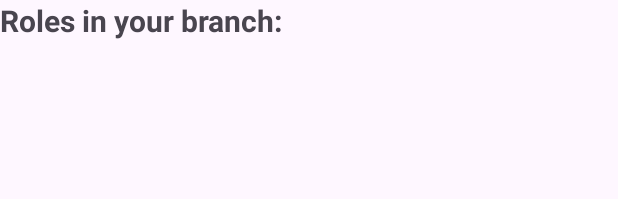
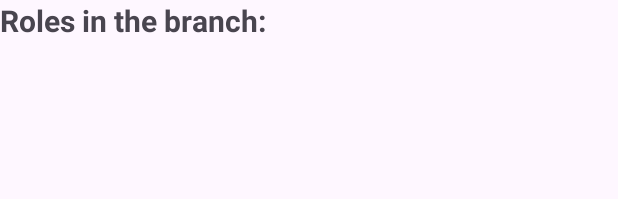
Before and after one commit to Yair5675/Business-App, an Android app: the layout fragment_branch_roles.xml on its own in the app's theme, with its tools: preview values and no code run, on a phone screen of 412 x 824 dp. Shown: the top 199 px of the screen. Run offline under Robolectric (Android 15) with nearby library versions, the light colour scheme and no system bars.

Commit message:
Changed the subtitle in the roles fragment of the branch activity from "Roles in your branch" to "Roles in the branch". This change was made because not everyone viewing the roles is a manager, so saying "your branch" is not suitable for everyone

```diff
--- a/app/src/main/res/values/strings.xml
+++ b/app/src/main/res/values/strings.xml
@@ -194,7 +194,7 @@
 
 
     <!-- Strings belonging to the branch roles fragment: -->
-    <string name="frag_branch_roles_title"><b>Roles in your branch:</b></string>
+    <string name="frag_branch_roles_title"><b>Roles in the branch:</b></string>
     <string name="frag_branch_roles_no_roles_found_txt">No roles found</string>
     <string name="frag_branch_role_add_role_btn_txt">Add Role</string>
 
```
